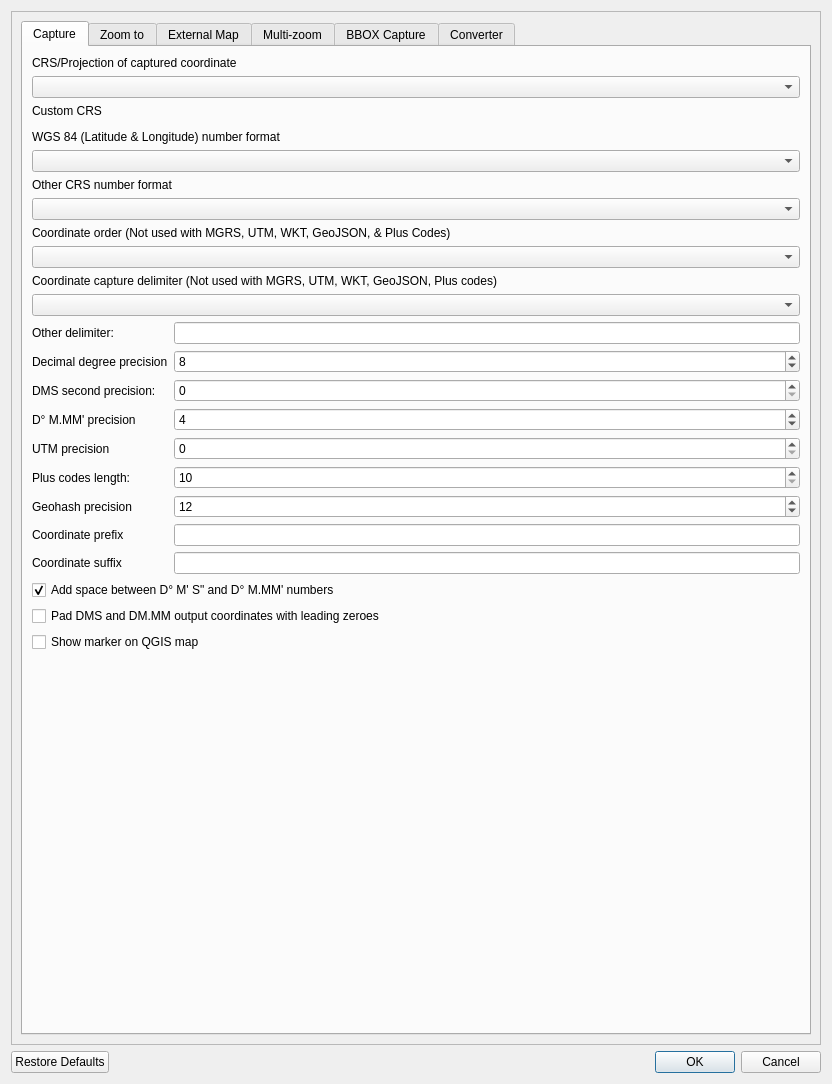
Old version of the form ui/latLonSettings.ui in the repository NationalSecurityAgency/qgis-latlontools-plugin.
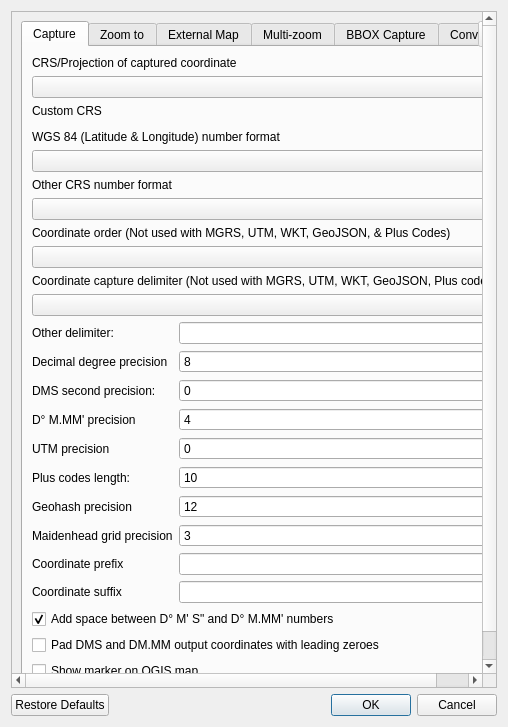
New version of the form. Custom widgets are drawn as their Qt base class.

Commit message: add maidenhead grid support

Patch:
```diff
--- a/ui/latLonSettings.ui
+++ b/ui/latLonSettings.ui
@@ -6,8 +6,8 @@
    <rect>
     <x>0</x>
     <y>0</y>
-    <width>832</width>
-    <height>1084</height>
+    <width>508</width>
+    <height>727</height>
    </rect>
   </property>
   <property name="windowTitle">
@@ -27,8 +27,8 @@
        <rect>
         <x>0</x>
         <y>0</y>
-        <width>832</width>
-        <height>1042</height>
+        <width>488</width>
+        <height>678</height>
        </rect>
       </property>
       <layout class="QVBoxLayout" name="verticalLayout_11">
@@ -165,24 +165,24 @@
                </property>
               </widget>
              </item>
-             <item row="7" column="0">
+             <item row="8" column="0">
               <widget class="QLabel" name="label_28">
                <property name="text">
                 <string>Coordinate prefix</string>
                </property>
               </widget>
              </item>
-             <item row="8" column="0">
+             <item row="9" column="0">
               <widget class="QLabel" name="label_29">
                <property name="text">
                 <string>Coordinate suffix</string>
                </property>
               </widget>
              </item>
-             <item row="7" column="1">
+             <item row="8" column="1">
               <widget class="QLineEdit" name="capturePrefixLineEdit"/>
              </item>
-             <item row="8" column="1">
+             <item row="9" column="1">
               <widget class="QLineEdit" name="captureSuffixLineEdit"/>
              </item>
              <item row="6" column="0">
@@ -236,6 +236,26 @@
                </property>
               </widget>
              </item>
+             <item row="7" column="0">
+              <widget class="QLabel" name="label_45">
+               <property name="text">
+                <string>Maidenhead grid precision</string>
+               </property>
+              </widget>
+             </item>
+             <item row="7" column="1">
+              <widget class="QSpinBox" name="captureMaidenheadPrecisionSpinBox">
+               <property name="minimum">
+                <number>1</number>
+               </property>
+               <property name="maximum">
+                <number>4</number>
+               </property>
+               <property name="value">
+                <number>3</number>
+               </property>
+              </widget>
+             </item>
             </layout>
            </item>
            <item>
```
Left out of the diff: 33 changed lines with no effect on the pictures. The commit also changes 12 other files.
